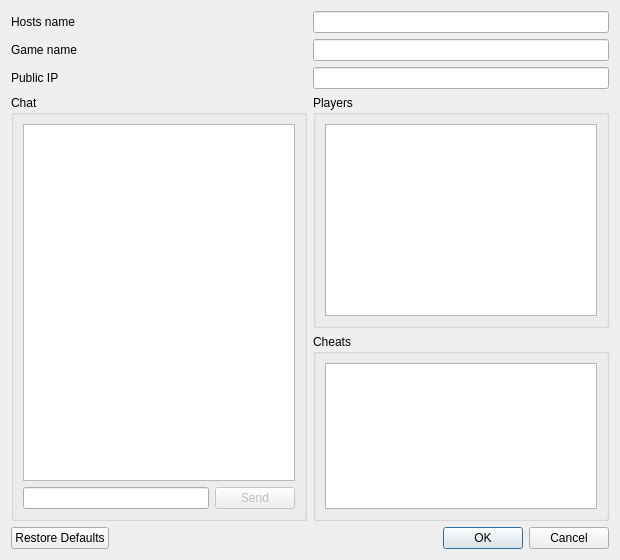
Before: the Qt Designer form Source/RMG/UserInterface/Dialog/Netplay/NetplaySessionDialog.ui in MarioPartyNetplay/Mupen-MPN, drawn with Qt 5.
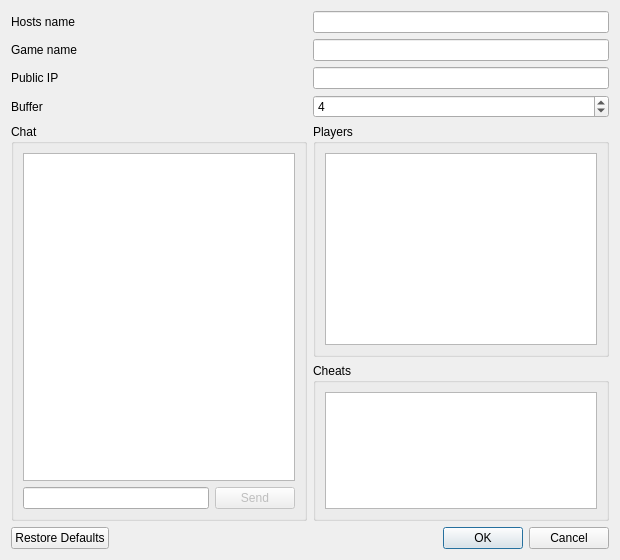
After: the same form once the commit is applied.

```diff
--- a/Source/RMG/UserInterface/Dialog/Netplay/NetplaySessionDialog.ui
+++ b/Source/RMG/UserInterface/Dialog/Netplay/NetplaySessionDialog.ui
@@ -86,6 +86,33 @@
      </item>
     </layout>
    </item>
+   <item>
+    <layout class="QHBoxLayout" name="horizontalLayout_buffer">
+     <item>
+      <widget class="QLabel" name="bufferLabel">
+       <property name="text">
+        <string>Buffer</string>
+       </property>
+      </widget>
+     </item>
+     <item>
+      <widget class="QSpinBox" name="bufferDelaySpinBox">
+       <property name="toolTip">
+        <string>Higher buffer improves frame rate stability on slow connections (more latency). Lower values reduce input lag.</string>
+       </property>
+       <property name="minimum">
+        <number>0</number>
+       </property>
+       <property name="maximum">
+        <number>99</number>
+       </property>
+       <property name="value">
+        <number>4</number>
+       </property>
+      </widget>
+     </item>
+    </layout>
+   </item>
    <item>
     <layout class="QHBoxLayout" name="horizontalLayout_2">
      <item>
```
